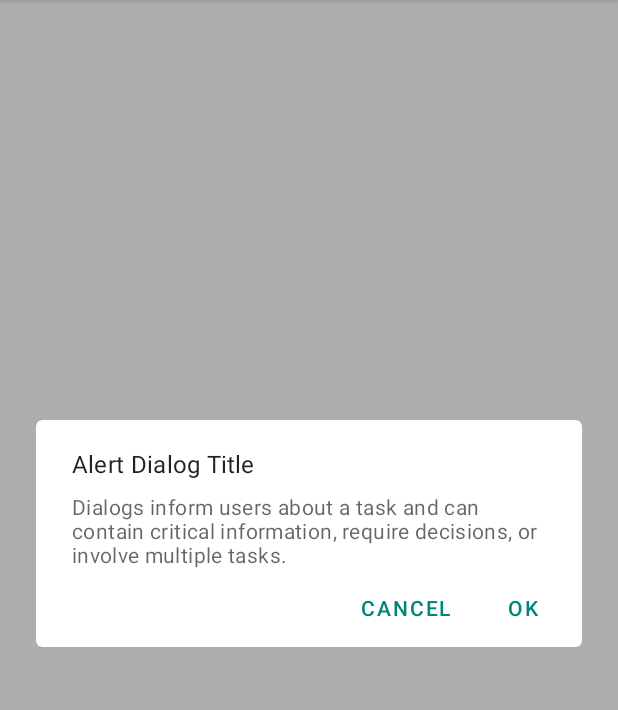
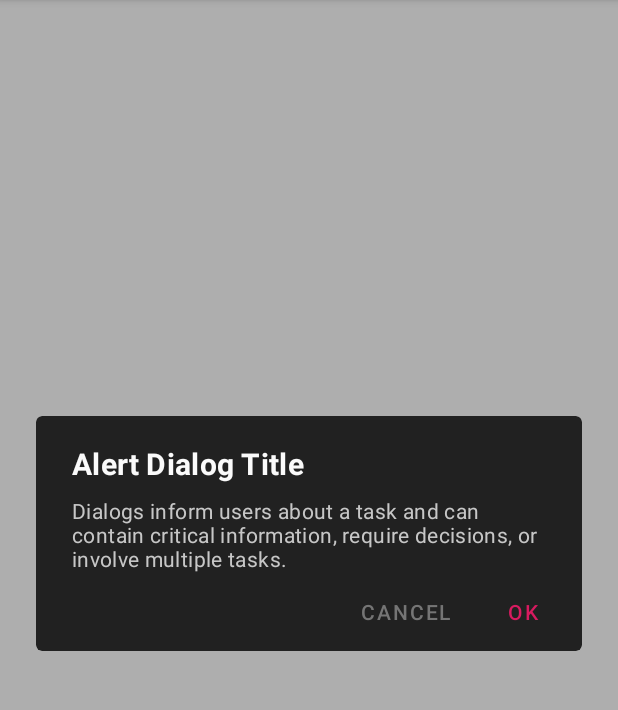
Before and after one commit to lcdsmao/CustomMaterialAlertDialog, an Android app: the screen it shows after launch (MainActivity), after a tap on "SHOW DIALOG", on a phone screen of 412 x 824 dp, the part 84-794 px from its top. Run offline under Robolectric (Android 15) with nearby library versions, the phone set to English and light mode, and no system bars.

Commit message:
Create custommaterialalertdialog

```diff
--- a/app/src/main/java/com/github/lcdsmao/custommaterialalertdialog/MainActivity.kt
+++ b/app/src/main/java/com/github/lcdsmao/custommaterialalertdialog/MainActivity.kt
@@ -13,5 +13,8 @@ class MainActivity : AppCompatActivity() {
     button_show_dialog.setOnClickListener {
       CustomAlertDialog().show(supportFragmentManager, null)
     }
+    button_show_dialog_center.setOnClickListener {
+      CustomAlertDialogCenter().show(supportFragmentManager, null)
+    }
   }
 }
--- a/app/src/main/res/layout/activity_main.xml
+++ b/app/src/main/res/layout/activity_main.xml
@@ -11,9 +11,20 @@
         android:layout_width="wrap_content"
         android:layout_height="wrap_content"
         android:text="@string/show_dialog"
-        app:layout_constraintBottom_toBottomOf="parent"
+        app:layout_constraintVertical_chainStyle="packed"
+        app:layout_constraintBottom_toTopOf="@id/button_show_dialog_center"
         app:layout_constraintLeft_toLeftOf="parent"
         app:layout_constraintRight_toRightOf="parent"
         app:layout_constraintTop_toTopOf="parent" />
 
+    <com.google.android.material.button.MaterialButton
+        android:id="@+id/button_show_dialog_center"
+        android:layout_width="wrap_content"
+        android:layout_height="wrap_content"
+        android:text="@string/show_dialog_center"
+        app:layout_constraintBottom_toBottomOf="parent"
+        app:layout_constraintLeft_toLeftOf="parent"
+        app:layout_constraintRight_toRightOf="parent"
+        app:layout_constraintTop_toBottomOf="@id/button_show_dialog" />
+
 </androidx.constraintlayout.widget.ConstraintLayout>
--- a/app/src/main/res/values/strings.xml
+++ b/app/src/main/res/values/strings.xml
@@ -1,6 +1,7 @@
 <resources>
     <string name="app_name">CustomMaterialAlertDialog</string>
     <string name="show_dialog">Show Dialog</string>
+    <string name="show_dialog_center">Show Dialog Center</string>
     <string name="title">Alert Dialog Title</string>
     <string name="positive">OK</string>
     <string name="negative">Cancel</string>
--- a/app/src/main/res/values/styles.xml
+++ b/app/src/main/res/values/styles.xml
@@ -6,6 +6,72 @@
         <item name="colorPrimary">@color/colorPrimary</item>
         <item name="colorPrimaryDark">@color/colorPrimaryDark</item>
         <item name="colorAccent">@color/colorAccent</item>
+        <item name="materialAlertDialogTheme">@style/AlertDialogTheme</item>
+    </style>
+
+    <style name="AlertDialogTheme" parent="ThemeOverlay.MaterialComponents.MaterialAlertDialog">
+        <item name="colorSurface">#212121</item>
+        <item name="materialAlertDialogTitleTextStyle">@style/TitleTextStyle</item>
+        <item name="materialAlertDialogBodyTextStyle">@style/BodyTextStyle</item>
+        <item name="buttonBarPositiveButtonStyle">@style/PositiveButtonStyle</item>
+        <item name="buttonBarNegativeButtonStyle">@style/NegativeButtonStyle</item>
+    </style>
+
+    <style name="TitleTextStyle" parent="MaterialAlertDialog.MaterialComponents.Title.Text">
+        <item name="android:textColor">#fafafa</item>
+        <item name="android:textStyle">bold</item>
+        <item name="android:textSize">20sp</item>
+    </style>
+
+    <style name="BodyTextStyle" parent="MaterialAlertDialog.MaterialComponents.Body.Text">
+        <item name="android:textColor">#c7c7c7</item>
+        <item name="android:textSize">14sp</item>
+    </style>
+
+    <style name="PositiveButtonStyle" parent="Widget.MaterialComponents.Button.TextButton.Dialog">
+        <item name="android:textColor">#d81b60</item>
+        <item name="rippleColor">#ad1457</item>
+    </style>
+
+    <style name="NegativeButtonStyle" parent="Widget.MaterialComponents.Button.TextButton.Dialog">
+        <item name="android:textColor">#757575</item>
+        <item name="rippleColor">#a4a4a4</item>
+    </style>
+
+    <style name="AlertDialogTheme.Center" parent="ThemeOverlay.MaterialComponents.MaterialAlertDialog">
+        <item name="colorSurface">#212121</item>
+        <item name="materialAlertDialogTitlePanelStyle">@style/TitlePaneStyleCenter</item>
+        <item name="materialAlertDialogTitleTextStyle">@style/TitleTextStyleCenter</item>
+        <item name="materialAlertDialogTitleIconStyle">@style/TitleIconStyleCenter</item>
+        <item name="materialAlertDialogBodyTextStyle">@style/BodyTextStyleCenter</item>
+        <item name="buttonBarStyle">@style/ButtonBarStyle</item>
+        <item name="buttonBarPositiveButtonStyle">@style/PositiveButtonStyle</item>
+        <item name="buttonBarNegativeButtonStyle">@style/NegativeButtonStyle</item>
+    </style>
+
+    <style name="TitlePaneStyleCenter" parent="MaterialAlertDialog.MaterialComponents.Title.Panel.CenterStacked">
+        <item name="android:background">#f5f5f5</item>
+        <item name="android:padding">16dp</item>
+    </style>
+
+    <style name="TitleIconStyleCenter" parent="MaterialAlertDialog.MaterialComponents.Title.Icon.CenterStacked">
+        <item name="android:tint">#d50000</item>
+    </style>
+
+    <style name="TitleTextStyleCenter" parent="MaterialAlertDialog.MaterialComponents.Title.Text.CenterStacked">
+        <item name="android:textColor">#484848</item>
+        <item name="android:textStyle">bold</item>
+        <item name="android:textSize">20sp</item>
+    </style>
+
+    <style name="BodyTextStyleCenter" parent="MaterialAlertDialog.MaterialComponents.Body.Text">
+        <item name="android:padding">16dp</item>
+        <item name="android:textColor">#c7c7c7</item>
+        <item name="android:textSize">14sp</item>
+    </style>
+
+    <style name="ButtonBarStyle">
+        <item name="android:background">#000000</item>
     </style>
 
 </resources>
```
Also changed, not shown: app/src/main/java/com/github/lcdsmao/custommaterialalertdialog/CustomAlertDialogCenter.kt (added, +19 -0 lines), app/src/main/res/drawable/ic_favorite.xml (added, +9 -0 lines).
